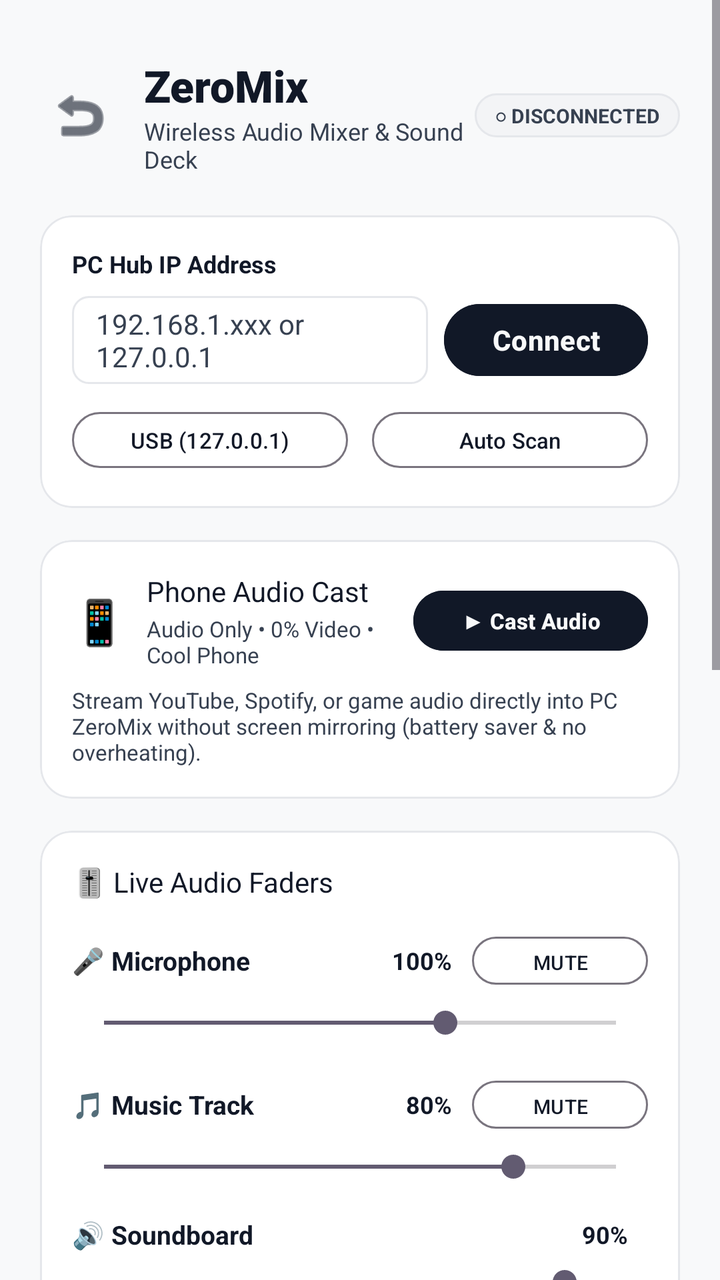
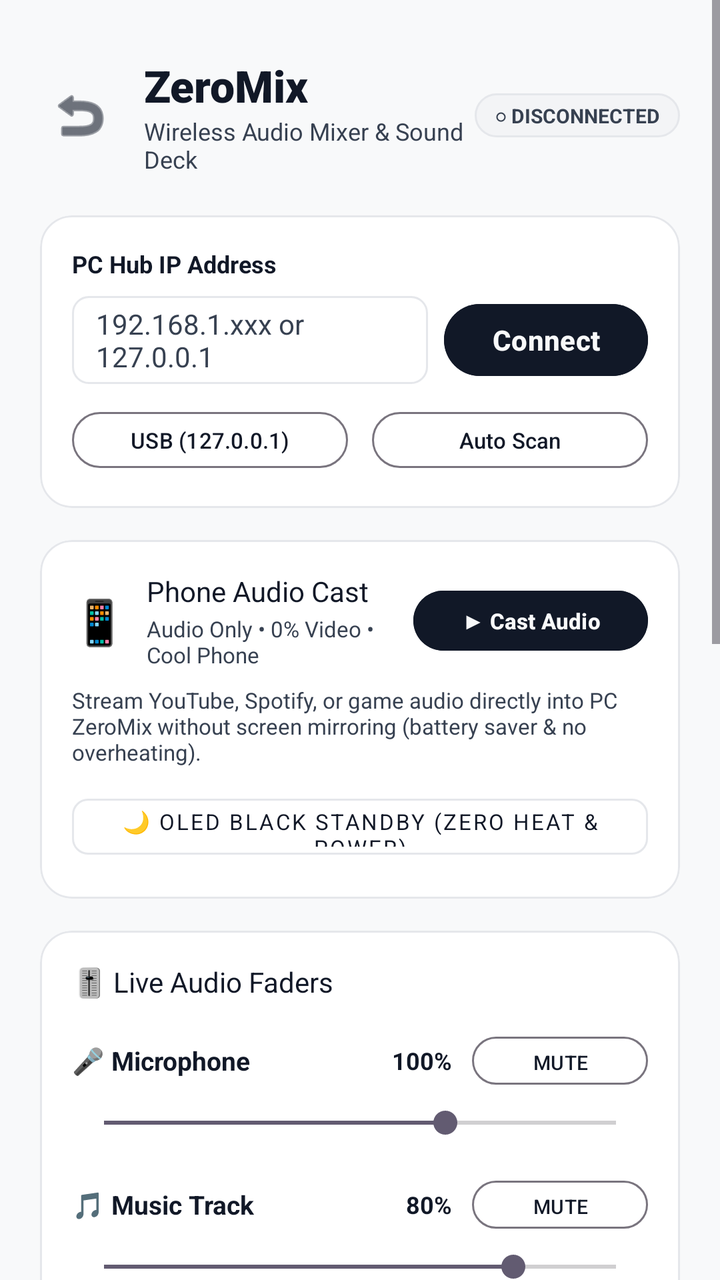

Before-and-after screenshots of an Android layout around one commit, followed by the original layout XML and the change that was made.
<!-- AndroidManifest.xml: application theme Theme.ZeroCast -->
<!-- res/layout/activity_zero_mix.xml -->
<?xml version="1.0" encoding="utf-8"?>
<ScrollView xmlns:android="http://schemas.android.com/apk/res/android"
    xmlns:app="http://schemas.android.com/apk/res-auto"
    android:layout_width="match_parent"
    android:layout_height="match_parent"
    android:background="@color/background"
    android:fillViewport="true">

    <LinearLayout
        android:layout_width="match_parent"
        android:layout_height="wrap_content"
        android:orientation="vertical"
        android:paddingStart="20dp"
        android:paddingTop="28dp"
        android:paddingEnd="20dp"
        android:paddingBottom="40dp">

        
        <LinearLayout
            android:layout_width="match_parent"
            android:layout_height="wrap_content"
            android:gravity="center_vertical"
            android:orientation="horizontal">

            <ImageButton
                android:id="@+id/btnBack"
                android:layout_width="40dp"
                android:layout_height="40dp"
                android:background="?attr/selectableItemBackgroundBorderless"
                android:src="@android:drawable/ic_menu_revert"
                app:tint="@color/text_primary" />

            <LinearLayout
                android:layout_width="0dp"
                android:layout_height="wrap_content"
                android:layout_marginStart="12dp"
                android:layout_weight="1"
                android:orientation="vertical">

                <TextView
                    android:layout_width="wrap_content"
                    android:layout_height="wrap_content"
                    android:text="ZeroMix"
                    android:textColor="@color/text_primary"
                    android:textSize="22sp"
                    android:fontFamily="sans-serif-black" />

                <TextView
                    android:layout_width="wrap_content"
                    android:layout_height="wrap_content"
                    android:text="Wireless Audio Mixer &amp; Sound Deck"
                    android:textColor="@color/text_secondary"
                    android:textSize="12sp" />
            </LinearLayout>

            <TextView
                android:id="@+id/tvMixStatus"
                android:layout_width="wrap_content"
                android:layout_height="wrap_content"
                android:background="@drawable/badge_status_bg"
                android:paddingStart="10dp"
                android:paddingTop="4dp"
                android:paddingEnd="10dp"
                android:paddingBottom="4dp"
                android:text="○ DISCONNECTED"
                android:textColor="@color/text_secondary"
                android:textSize="10sp"
                android:textStyle="bold" />
        </LinearLayout>

        
        <com.google.android.material.card.MaterialCardView
            android:layout_width="match_parent"
            android:layout_height="wrap_content"
            android:layout_marginTop="20dp"
            app:cardBackgroundColor="@color/card_background"
            app:cardCornerRadius="16dp"
            app:cardElevation="0dp"
            app:strokeColor="@color/card_stroke"
            app:strokeWidth="1dp">

            <LinearLayout
                android:layout_width="match_parent"
                android:layout_height="wrap_content"
                android:orientation="vertical"
                android:padding="16dp">

                <TextView
                    android:layout_width="wrap_content"
                    android:layout_height="wrap_content"
                    android:text="PC Hub IP Address"
                    android:textColor="@color/text_primary"
                    android:textSize="12sp"
                    android:textStyle="bold" />

                <LinearLayout
                    android:layout_width="match_parent"
                    android:layout_height="wrap_content"
                    android:layout_marginTop="8dp"
                    android:orientation="horizontal">

                    <EditText
                        android:id="@+id/etServerIp"
                        android:layout_width="0dp"
                        android:layout_height="44dp"
                        android:layout_weight="1"
                        android:background="@drawable/input_box_bg"
                        android:hint="192.168.1.xxx or 127.0.0.1"
                        android:paddingStart="12dp"
                        android:paddingEnd="12dp"
                        android:textColor="@color/text_primary"
                        android:textColorHint="@color/text_secondary"
                        android:textSize="14sp" />

                    <Button
                        android:id="@+id/btnConnect"
                        android:layout_width="wrap_content"
                        android:layout_height="44dp"
                        android:layout_marginStart="8dp"
                        android:backgroundTint="@color/text_primary"
                        android:text="Connect"
                        android:textColor="@color/background"
                        android:textStyle="bold" />
                </LinearLayout>

                <LinearLayout
                    android:layout_width="match_parent"
                    android:layout_height="wrap_content"
                    android:layout_marginTop="10dp"
                    android:orientation="horizontal">

                    <Button
                        android:id="@+id/btnModeUsb"
                        style="@style/Widget.Material3.Button.OutlinedButton"
                        android:layout_width="0dp"
                        android:layout_height="36dp"
                        android:layout_marginEnd="6dp"
                        android:layout_weight="1"
                        android:text="USB (127.0.0.1)"
                        android:textColor="@color/text_primary"
                        android:textSize="11sp" />

                    <Button
                        android:id="@+id/btnAutoDiscover"
                        style="@style/Widget.Material3.Button.OutlinedButton"
                        android:layout_width="0dp"
                        android:layout_height="36dp"
                        android:layout_marginStart="6dp"
                        android:layout_weight="1"
                        android:text="Auto Scan"
                        android:textColor="@color/text_primary"
                        android:textSize="11sp" />
                </LinearLayout>
            </LinearLayout>
        </com.google.android.material.card.MaterialCardView>

        
        <com.google.android.material.card.MaterialCardView
            android:layout_width="match_parent"
            android:layout_height="wrap_content"
            android:layout_marginTop="16dp"
            app:cardBackgroundColor="@color/card_background"
            app:cardCornerRadius="16dp"
            app:cardElevation="0dp"
            app:strokeColor="@color/card_stroke"
            app:strokeWidth="1dp">

            <LinearLayout
                android:layout_width="match_parent"
                android:layout_height="wrap_content"
                android:orientation="vertical"
                android:padding="16dp">

                <LinearLayout
                    android:layout_width="match_parent"
                    android:layout_height="wrap_content"
                    android:gravity="center_vertical"
                    android:orientation="horizontal">

                    <TextView
                        android:layout_width="wrap_content"
                        android:layout_height="wrap_content"
                        android:text="📱"
                        android:textSize="22sp" />

                    <LinearLayout
                        android:layout_width="0dp"
                        android:layout_height="wrap_content"
                        android:layout_marginStart="10dp"
                        android:layout_weight="1"
                        android:orientation="vertical">

                        <TextView
                            android:layout_width="wrap_content"
                            android:layout_height="wrap_content"
                            android:text="Phone Audio Cast"
                            android:textColor="@color/text_primary"
                            android:textSize="14sp"
                            android:fontFamily="sans-serif-bold" />

                        <TextView
                            android:id="@+id/tvAudioCastStatus"
                            android:layout_width="wrap_content"
                            android:layout_height="wrap_content"
                            android:layout_marginTop="2dp"
                            android:text="Audio Only • 0% Video • Cool Phone"
                            android:textColor="@color/text_secondary"
                            android:textSize="11sp" />
                    </LinearLayout>

                    <Button
                        android:id="@+id/btnToggleAudioCast"
                        style="@style/Widget.Material3.Button"
                        android:layout_width="wrap_content"
                        android:layout_height="38dp"
                        android:backgroundTint="@color/text_primary"
                        android:text="▶ Cast Audio"
                        android:textColor="@color/background"
                        android:textSize="11sp"
                        android:textStyle="bold" />
                </LinearLayout>

                <TextView
                    android:layout_width="match_parent"
                    android:layout_height="wrap_content"
                    android:layout_marginTop="8dp"
                    android:text="Stream YouTube, Spotify, or game audio directly into PC ZeroMix without screen mirroring (battery saver &amp; no overheating)."
                    android:textColor="@color/text_secondary"
                    android:textSize="11sp" />
            </LinearLayout>
        </com.google.android.material.card.MaterialCardView>

        
        <com.google.android.material.card.MaterialCardView
            android:layout_width="match_parent"
            android:layout_height="wrap_content"
            android:layout_marginTop="16dp"
            app:cardBackgroundColor="@color/card_background"
            app:cardCornerRadius="16dp"
            app:cardElevation="0dp"
            app:strokeColor="@color/card_stroke"
            app:strokeWidth="1dp">

            <LinearLayout
                android:layout_width="match_parent"
                android:layout_height="wrap_content"
                android:orientation="vertical"
                android:padding="16dp">

                <TextView
                    android:layout_width="wrap_content"
                    android:layout_height="wrap_content"
                    android:text="🎚️ Live Audio Faders"
                    android:textColor="@color/text_primary"
                    android:textSize="14sp"
                    android:fontFamily="sans-serif-bold" />

                
                <LinearLayout
                    android:layout_width="match_parent"
                    android:layout_height="wrap_content"
                    android:layout_marginTop="14dp"
                    android:gravity="center_vertical"
                    android:orientation="horizontal">

                    <TextView
                        android:layout_width="0dp"
                        android:layout_height="wrap_content"
                        android:layout_weight="1"
                        android:text="🎤 Microphone"
                        android:textColor="@color/text_primary"
                        android:textSize="13sp"
                        android:textStyle="bold" />

                    <TextView
                        android:id="@+id/tvMicVol"
                        android:layout_width="wrap_content"
                        android:layout_height="wrap_content"
                        android:layout_marginEnd="10dp"
                        android:text="100%"
                        android:textColor="@color/text_primary"
                        android:textSize="12sp"
                        android:textStyle="bold" />

                    <Button
                        android:id="@+id/btnMuteMic"
                        style="@style/Widget.Material3.Button.OutlinedButton"
                        android:layout_width="wrap_content"
                        android:layout_height="32dp"
                        android:text="MUTE"
                        android:textColor="@color/text_primary"
                        android:textSize="10sp" />
                </LinearLayout>

                <SeekBar
                    android:id="@+id/sbMicVol"
                    android:layout_width="match_parent"
                    android:layout_height="wrap_content"
                    android:layout_marginTop="6dp"
                    android:max="150"
                    android:progress="100" />

                
                <LinearLayout
                    android:layout_width="match_parent"
                    android:layout_height="wrap_content"
                    android:layout_marginTop="16dp"
                    android:gravity="center_vertical"
                    android:orientation="horizontal">

                    <TextView
                        android:layout_width="0dp"
                        android:layout_height="wrap_content"
                        android:layout_weight="1"
                        android:text="🎵 Music Track"
                        android:textColor="@color/text_primary"
                        android:textSize="13sp"
                        android:textStyle="bold" />

                    <TextView
                        android:id="@+id/tvMusicVol"
                        android:layout_width="wrap_content"
                        android:layout_height="wrap_content"
                        android:layout_marginEnd="10dp"
                        android:text="80%"
                        android:textColor="@color/text_primary"
                        android:textSize="12sp"
                        android:textStyle="bold" />

                    <Button
                        android:id="@+id/btnMuteMusic"
                        style="@style/Widget.Material3.Button.OutlinedButton"
                        android:layout_width="wrap_content"
                        android:layout_height="32dp"
                        android:text="MUTE"
                        android:textColor="@color/text_primary"
                        android:textSize="10sp" />
                </LinearLayout>

                <SeekBar
                    android:id="@+id/sbMusicVol"
                    android:layout_width="match_parent"
                    android:layout_height="wrap_content"
                    android:layout_marginTop="6dp"
                    android:max="100"
                    android:progress="80" />

                
                <LinearLayout
                    android:layout_width="match_parent"
                    android:layout_height="wrap_content"
                    android:layout_marginTop="16dp"
                    android:gravity="center_vertical"
                    android:orientation="horizontal">

                    <TextView
                        android:layout_width="0dp"
                        android:layout_height="wrap_content"
                        android:layout_weight="1"
                        android:text="🔊 Soundboard"
                        android:textColor="@color/text_primary"
                        android:textSize="13sp"
                        android:textStyle="bold" />

                    <TextView
                        android:id="@+id/tvSoundVol"
                        android:layout_width="wrap_content"
                        android:layout_height="wrap_content"
                        android:layout_marginEnd="10dp"
                        android:text="90%"
                        android:textColor="@color/text_primary"
                        android:textSize="12sp"
                        android:textStyle="bold" />
                </LinearLayout>

                <SeekBar
                    android:id="@+id/sbSoundVol"
                    android:layout_width="match_parent"
                    android:layout_height="wrap_content"
                    android:layout_marginTop="6dp"
                    android:max="100"
                    android:progress="90" />

            </LinearLayout>
        </com.google.android.material.card.MaterialCardView>

        
        <com.google.android.material.card.MaterialCardView
            android:layout_width="match_parent"
            android:layout_height="wrap_content"
            android:layout_marginTop="16dp"
            app:cardBackgroundColor="@color/card_background"
            app:cardCornerRadius="16dp"
            app:cardElevation="0dp"
            app:strokeColor="@color/card_stroke"
            app:strokeWidth="1dp">

            <LinearLayout
                android:layout_width="match_parent"
                android:layout_height="wrap_content"
                android:orientation="vertical"
                android:padding="16dp">

                <LinearLayout
                    android:layout_width="match_parent"
                    android:layout_height="wrap_content"
                    android:gravity="center_vertical"
                    android:orientation="horizontal">

                    <TextView
                        android:layout_width="0dp"
                        android:layout_height="wrap_content"
                        android:layout_weight="1"
                        android:text="🦆 Smart Auto-Ducking"
                        android:textColor="@color/text_primary"
                        android:textSize="14sp"
                        android:fontFamily="sans-serif-bold" />

                    <com.google.android.material.switchmaterial.SwitchMaterial
                        android:id="@+id/switchDucking"
                        android:layout_width="wrap_content"
                        android:layout_height="wrap_content"
                        android:checked="true" />
                </LinearLayout>

                <TextView
                    android:layout_width="wrap_content"
                    android:layout_height="wrap_content"
                    android:layout_marginTop="2dp"
                    android:text="Automatically lowers background music when speaking"
                    android:textColor="@color/text_secondary"
                    android:textSize="11sp" />

                <LinearLayout
                    android:layout_width="match_parent"
                    android:layout_height="wrap_content"
                    android:layout_marginTop="10dp"
                    android:gravity="center_vertical"
                    android:orientation="horizontal">

                    <TextView
                        android:layout_width="0dp"
                        android:layout_height="wrap_content"
                        android:layout_weight="1"
                        android:text="Reduce Music Down To:"
                        android:textColor="@color/text_primary"
                        android:textSize="12sp"
                        android:textStyle="bold" />

                    <TextView
                        android:id="@+id/tvDuckLevel"
                        android:layout_width="wrap_content"
                        android:layout_height="wrap_content"
                        android:text="20%"
                        android:textColor="@color/text_primary"
                        android:textSize="12sp"
                        android:textStyle="bold" />
                </LinearLayout>

                <SeekBar
                    android:id="@+id/sbDuckLevel"
                    android:layout_width="match_parent"
                    android:layout_height="wrap_content"
                    android:layout_marginTop="6dp"
                    android:max="80"
                    android:progress="20" />
            </LinearLayout>
        </com.google.android.material.card.MaterialCardView>

        
        <com.google.android.material.card.MaterialCardView
            android:layout_width="match_parent"
            android:layout_height="wrap_content"
            android:layout_marginTop="16dp"
            app:cardBackgroundColor="@color/card_background"
            app:cardCornerRadius="16dp"
            app:cardElevation="0dp"
            app:strokeColor="@color/card_stroke"
            app:strokeWidth="1dp">

            <LinearLayout
                android:layout_width="match_parent"
                android:layout_height="wrap_content"
                android:orientation="vertical"
                android:padding="16dp">

                <LinearLayout
                    android:layout_width="match_parent"
                    android:layout_height="wrap_content"
                    android:gravity="center_vertical"
                    android:orientation="horizontal">

                    <TextView
                        android:layout_width="0dp"
                        android:layout_height="wrap_content"
                        android:layout_weight="1"
                        android:text="🎙️ Voice Changer (Voice FX)"
                        android:textColor="@color/text_primary"
                        android:textSize="15sp"
                        android:textStyle="bold" />

                    <TextView
                        android:id="@+id/tvActiveVfx"
                        android:layout_width="wrap_content"
                        android:layout_height="wrap_content"
                        android:background="@drawable/badge_status_bg"
                        android:paddingHorizontal="8dp"
                        android:paddingVertical="3dp"
                        android:text="Normal"
                        android:textColor="@color/text_primary"
                        android:textSize="11sp"
                        android:textStyle="bold" />
                </LinearLayout>

                <TextView
                    android:layout_width="wrap_content"
                    android:layout_height="wrap_content"
                    android:layout_marginTop="3dp"
                    android:text="Transform your microphone voice in real time for Discord &amp; games"
                    android:textColor="@color/text_secondary"
                    android:textSize="12sp" />

                <HorizontalScrollView
                    android:layout_width="match_parent"
                    android:layout_height="wrap_content"
                    android:layout_marginTop="12dp"
                    android:scrollbars="none">

                    <LinearLayout
                        android:layout_width="wrap_content"
                        android:layout_height="wrap_content"
                        android:orientation="horizontal">

                        <Button
                            android:id="@+id/btnVfxOff"
                            android:layout_width="wrap_content"
                            android:layout_height="40dp"
                            android:layout_marginEnd="6dp"
                            android:backgroundTint="@color/text_primary"
                            android:text="🎙️ Normal"
                            android:textColor="@color/background"
                            android:textSize="12sp"
                            android:textStyle="bold" />

                        <Button
                            android:id="@+id/btnVfxRadio"
                            android:layout_width="wrap_content"
                            android:layout_height="40dp"
                            android:layout_marginEnd="6dp"
                            android:backgroundTint="@color/background"
                            android:text="📻 Radio"
                            android:textColor="@color/text_primary"
                            android:textSize="12sp" />

                        <Button
                            android:id="@+id/btnVfxDeep"
                            android:layout_width="wrap_content"
                            android:layout_height="40dp"
                            android:layout_marginEnd="6dp"
                            android:backgroundTint="@color/background"
                            android:text="🦁 Deep"
                            android:textColor="@color/text_primary"
                            android:textSize="12sp" />

                        <Button
                            android:id="@+id/btnVfxChipmunk"
                            android:layout_width="wrap_content"
                            android:layout_height="40dp"
                            android:layout_marginEnd="6dp"
                            android:backgroundTint="@color/background"
                            android:text="🐿️ Helium"
                            android:textColor="@color/text_primary"
                            android:textSize="12sp" />

                        <Button
                            android:id="@+id/btnVfxRobot"
                            android:layout_width="wrap_content"
                            android:layout_height="40dp"
                            android:layout_marginEnd="6dp"
                            android:backgroundTint="@color/background"
                            android:text="🤖 Cyborg"
                            android:textColor="@color/text_primary"
                            android:textSize="12sp" />

                        <Button
                            android:id="@+id/btnVfxEcho"
                            android:layout_width="wrap_content"
                            android:layout_height="40dp"
                            android:backgroundTint="@color/background"
                            android:text="🏟️ Stadium"
                            android:textColor="@color/text_primary"
                            android:textSize="12sp" />
                    </LinearLayout>
                </HorizontalScrollView>
            </LinearLayout>
        </com.google.android.material.card.MaterialCardView>

        
        <com.google.android.material.card.MaterialCardView
            android:layout_width="match_parent"
            android:layout_height="wrap_content"
            android:layout_marginTop="16dp"
            app:cardBackgroundColor="@color/card_background"
            app:cardCornerRadius="16dp"
            app:cardElevation="0dp"
            app:strokeColor="@color/card_stroke"
            app:strokeWidth="1dp">

            <LinearLayout
                android:layout_width="match_parent"
                android:layout_height="wrap_content"
                android:orientation="vertical"
                android:padding="16dp">

                <LinearLayout
                    android:layout_width="match_parent"
                    android:layout_height="wrap_content"
                    android:gravity="center_vertical"
                    android:orientation="horizontal">

                    <TextView
                        android:layout_width="0dp"
                        android:layout_height="wrap_content"
                        android:layout_weight="1"
                        android:text="🔊 Wireless Soundboard"
                        android:textColor="@color/text_primary"
                        android:textSize="14sp"
                        android:fontFamily="sans-serif-bold" />

                    <Button
                        android:id="@+id/btnRefreshSounds"
                        style="@style/Widget.Material3.Button.OutlinedButton"
                        android:layout_width="wrap_content"
                        android:layout_height="34dp"
                        android:text="🔄 Refresh"
                        android:textColor="@color/text_primary"
                        android:textSize="11sp" />

                    <Button
                        android:id="@+id/btnStopSound"
                        style="@style/Widget.Material3.Button.TextButton"
                        android:layout_width="wrap_content"
                        android:layout_height="34dp"
                        android:layout_marginStart="4dp"
                        android:text="⏹ Stop"
                        android:textColor="@color/text_secondary"
                        android:textSize="11sp" />
                </LinearLayout>

                <TextView
                    android:layout_width="wrap_content"
                    android:layout_height="wrap_content"
                    android:layout_marginTop="2dp"
                    android:text="Add sounds on PC ZeroMix, then tap Refresh to trigger them here!"
                    android:textColor="@color/text_secondary"
                    android:textSize="11sp" />

                <TextView
                    android:id="@+id/tvEmptySounds"
                    android:layout_width="match_parent"
                    android:layout_height="wrap_content"
                    android:layout_marginTop="14dp"
                    android:gravity="center"
                    android:padding="16dp"
                    android:text="No sounds loaded yet.\nAdd audio files on PC ZeroMix and tap Refresh."
                    android:textColor="@color/text_secondary"
                    android:textSize="12sp" />

                
                <LinearLayout
                    android:id="@+id/llSoundboardPads"
                    android:layout_width="match_parent"
                    android:layout_height="wrap_content"
                    android:layout_marginTop="10dp"
                    android:orientation="vertical" />

            </LinearLayout>
        </com.google.android.material.card.MaterialCardView>

    </LinearLayout>
</ScrollView>
<!-- resources referenced by this layout -->
<resources>
  <color name="background">#F8F9FA</color>
  <color name="card_background">#FFFFFF</color>
  <color name="card_stroke">#E5E7EB</color>
  <color name="text_primary">#111827</color>
  <color name="text_secondary">#374151</color>
  <!-- drawable badge_status_bg (drawable) -->
  <?xml version="1.0" encoding="utf-8"?>
  <shape xmlns:android="http://schemas.android.com/apk/res/android"
      android:shape="rectangle">
      <corners android:radius="14dp" />
      <solid android:color="#F3F4F6" />
      <stroke
          android:width="1dp"
          android:color="#E5E7EB" />
  </shape>
  <!-- drawable input_box_bg (drawable) -->
  <?xml version="1.0" encoding="utf-8"?>
  <shape xmlns:android="http://schemas.android.com/apk/res/android"
      android:shape="rectangle">
      <corners android:radius="8dp" />
      <solid android:color="#FFFFFF" />
      <stroke
          android:width="1dp"
          android:color="#E5E7EB" />
  </shape>
  <style name="Theme.ZeroCast" parent="Theme.Material3.Light.NoActionBar">
          <item name="colorPrimary">@color/primary</item>
          <item name="android:windowBackground">@color/background</item>
          <item name="android:statusBarColor">@color/background</item>
          <item name="android:windowLightStatusBar">true</item>
      </style>
  <color name="primary">#000000</color>
</resources>

<!-- the commit's change to res/layout/activity_zero_mix.xml (unified diff, before → after) -->
@@ -227,6 +227,19 @@
                     android:text="Stream YouTube, Spotify, or game audio directly into PC ZeroMix without screen mirroring (battery saver &amp; no overheating)."
                     android:textColor="@color/text_secondary"
                     android:textSize="11sp" />
+
+                <com.google.android.material.button.MaterialButton
+                    android:id="@+id/btnMixOledStandby"
+                    style="@style/Widget.MaterialComponents.Button.OutlinedButton"
+                    android:layout_width="match_parent"
+                    android:layout_height="40dp"
+                    android:layout_marginTop="10dp"
+                    android:text="🌙 OLED Black Standby (Zero Heat &amp; Power)"
+                    android:textColor="@color/text_primary"
+                    android:textSize="11sp"
+                    android:fontFamily="sans-serif-bold"
+                    app:cornerRadius="8dp"
+                    app:strokeColor="@color/surface_stroke" />
             </LinearLayout>
         </com.google.android.material.card.MaterialCardView>
 
<!-- resource entries referenced after the edit -->
@@ -3,6 +3,7 @@
   <color name="background">#F8F9FA</color>
   <color name="card_background">#FFFFFF</color>
   <color name="card_stroke">#E5E7EB</color>
+  <color name="surface_stroke">#E5E7EB</color>
   <color name="text_primary">#111827</color>
   <color name="text_secondary">#374151</color>
   <!-- drawable badge_status_bg (drawable) -->
